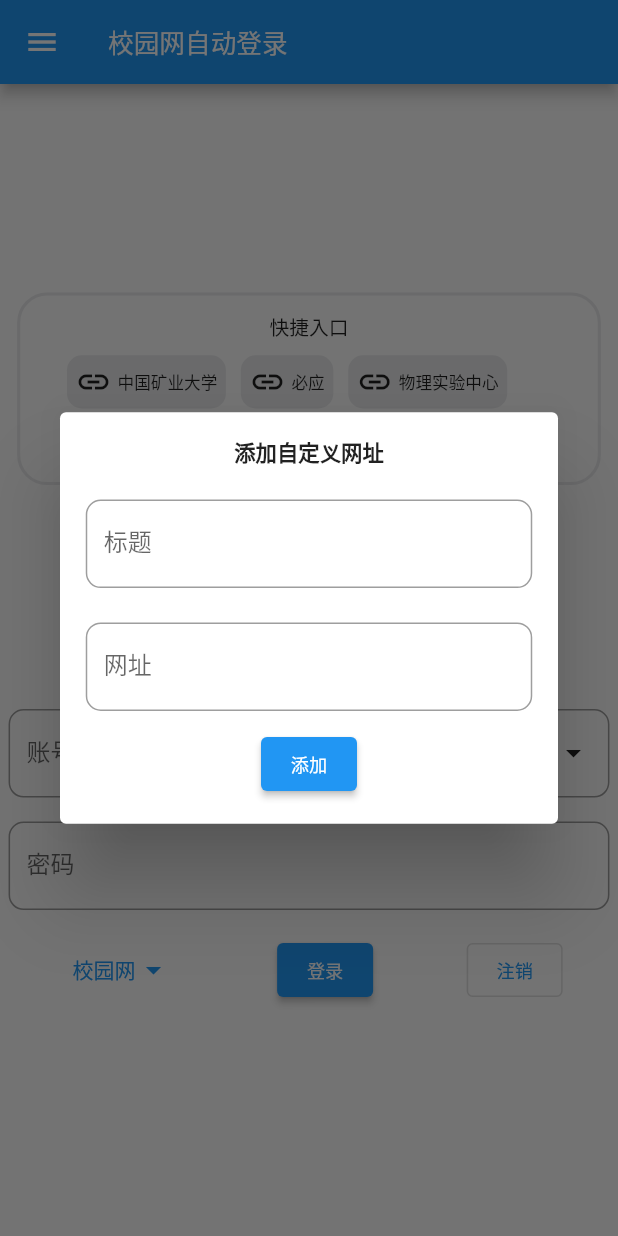
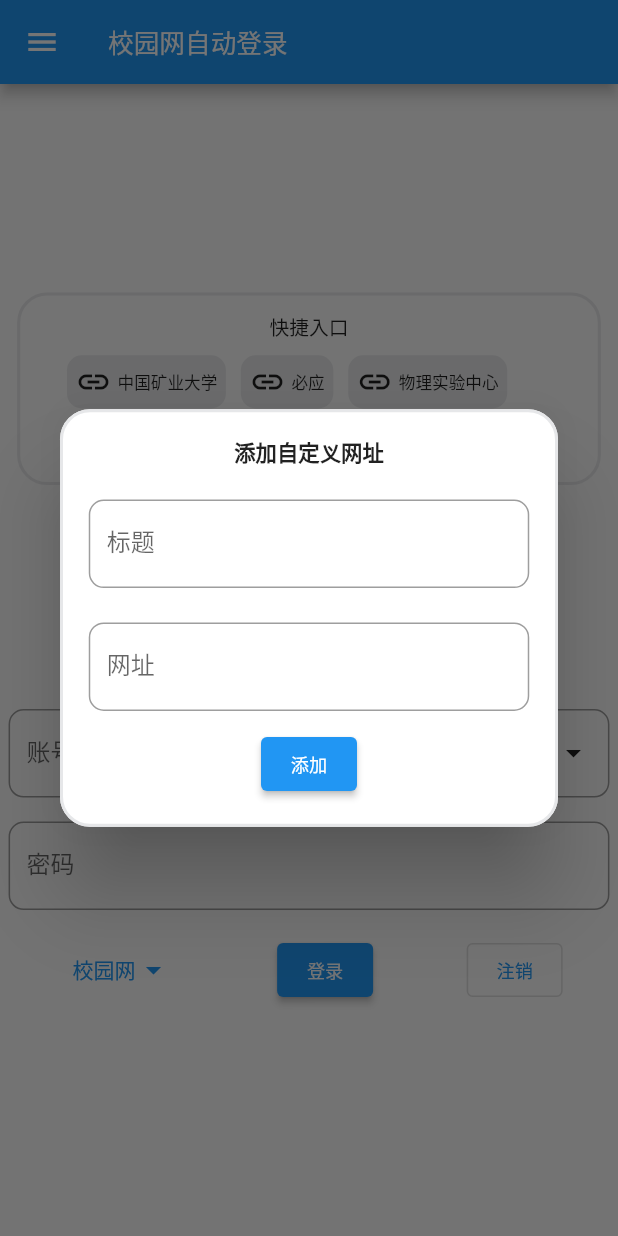
Before and after one commit to VaIOReTto1/CumtLogin, a Flutter app: the screen it shows after launch, after a tap on the "add" icon, on a phone screen of 412 x 824 dp. Run offline on Flutter 3.47's test engine with Material 2 defaults, Android fonts, the phone set to English and light mode, and no system bars; our stand-ins replace cached_network_image, dio, flutter_screenutil, getwidget, image_picker, material_design_icons_flutter and 2 more; missing offline and left inert: flutter_picker.

Commit message:
optimize(shortcut):为输入框添加了边框

```diff
--- a/lib/shortcut/input.dart
+++ b/lib/shortcut/input.dart
@@ -38,11 +38,20 @@ class _InputDialogState extends State<InputDialog> {
   @override
   Widget build(BuildContext context) {
     return Dialog(
+      shape: RoundedRectangleBorder(
+        borderRadius: BorderRadius.circular(UIConfig.borderRadiusBox),
+      ),
       child: Container(
         padding: EdgeInsets.all(UIConfig.paddingAll),
         width: double.infinity,
         decoration: BoxDecoration(
-          borderRadius: BorderRadius.circular(50)
+            borderRadius: BorderRadius.circular(UIConfig.borderRadiusBox),
+            border: Border.all(
+                color: Theme.of(context).colorScheme.primary == Colors.blue
+                    ? const Color.fromRGBO(230, 231, 233, 1)
+                    : Theme.of(context).colorScheme.primary,
+                width: 2.0
+            )
         ),
         child: SingleChildScrollView(
           child: Column(
```
